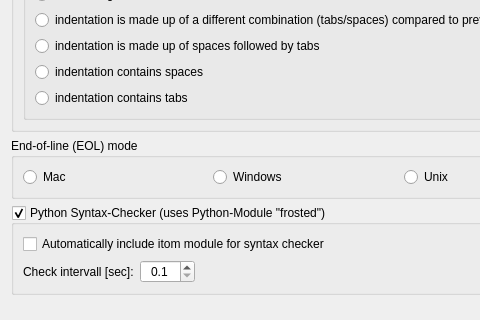
itom-project/itom, file Qitom/ui/widgetPropEditorGeneral.ui: the form before one commit; both pictures show x 0 to 480 and y 186 to 506 of the 611 by 506 pixel window.
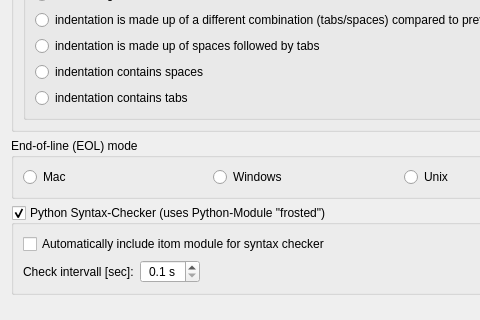
The form after the commit.

Commit message: typo fixes, faq's added to documentation about building from sources

The edit to the form file:
```diff
--- a/Qitom/ui/widgetPropEditorGeneral.ui
+++ b/Qitom/ui/widgetPropEditorGeneral.ui
@@ -233,6 +233,9 @@
             <property name="alignment">
              <set>Qt::AlignCenter</set>
             </property>
+            <property name="suffix">
+             <string> s</string>
+            </property>
             <property name="decimals">
              <number>1</number>
             </property>
```
The commit also changes 2 other files.
